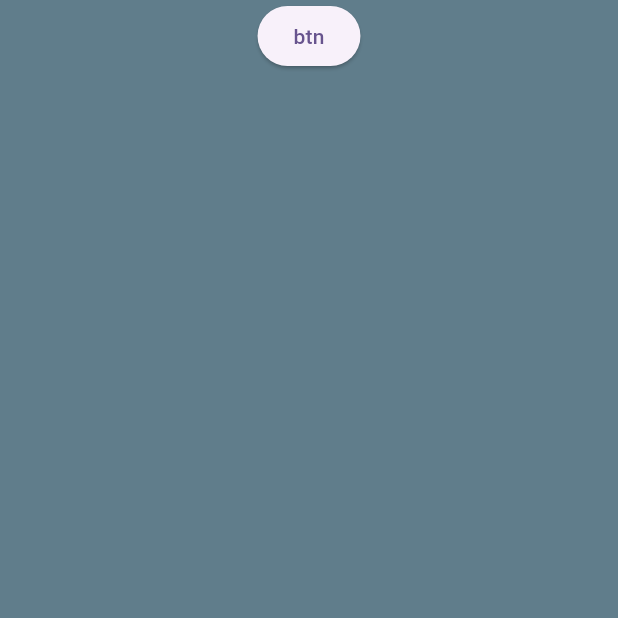
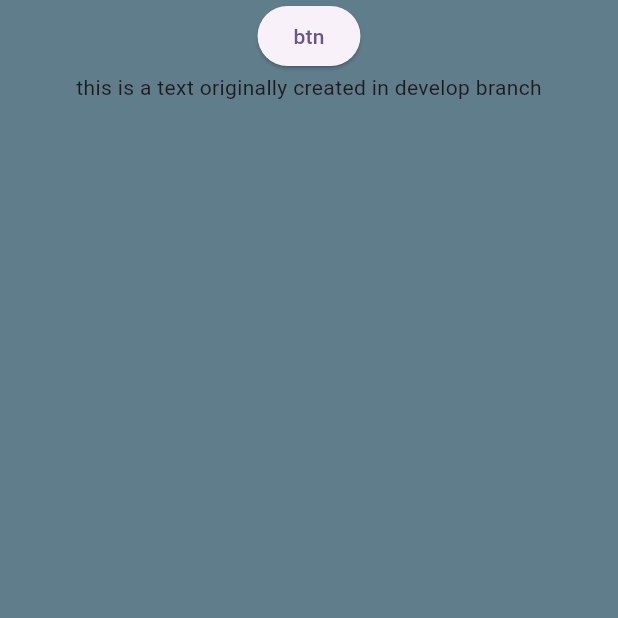
Before and after one commit to mosayeb-masoumi/test-git, a Flutter app: the screen it shows after launch, on a phone screen of 412 x 824 dp, the top half of it. Run offline on Flutter 3.47's test engine with Material 3 defaults, Android fonts, the phone set to English and light mode, and no system bars.

Commit message:
new commit in develop

```diff
--- a/lib/home_page.dart
+++ b/lib/home_page.dart
@@ -28,6 +28,11 @@ class _HomePageState extends State<HomePage> {
                 makeRequest();
                 Navigator.of(context).push(MaterialPageRoute(builder: (context) => ThirdScreen()));
               }, child: Text("btn")),
+
+
+
+              Text("this is a text originally created in develop branch")
+
             ],
           ),
         ),
```
